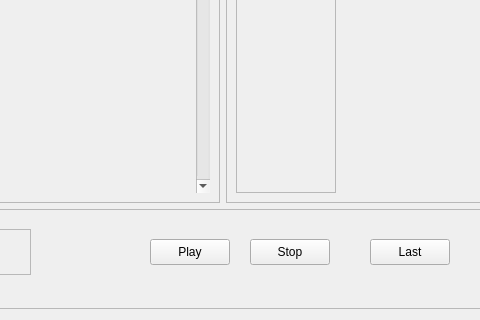
The window that SoundDrive/main.ui (Nmstr/SoundDrive) describes before a commit, drawn with Qt 5; both pictures show x 241 to 721 and y 481 to 801 of the 1280 by 801 pixel window.
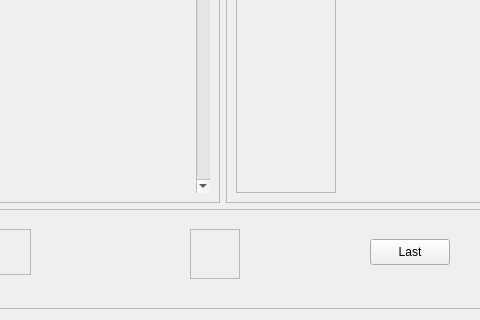
The same window after the commit.

Commit message: replaced 2 seperate play/pause btns with one

```diff
--- a/SoundDrive/main.ui
+++ b/SoundDrive/main.ui
@@ -286,32 +286,6 @@
      <property name="frameShadow">
       <enum>QFrame::Shadow::Raised</enum>
      </property>
-     <widget class="QPushButton" name="play_btn">
-      <property name="geometry">
-       <rect>
-        <x>380</x>
-        <y>30</y>
-        <width>80</width>
-        <height>26</height>
-       </rect>
-      </property>
-      <property name="text">
-       <string>Play</string>
-      </property>
-     </widget>
-     <widget class="QPushButton" name="stop_btn">
-      <property name="geometry">
-       <rect>
-        <x>480</x>
-        <y>30</y>
-        <width>80</width>
-        <height>26</height>
-       </rect>
-      </property>
-      <property name="text">
-       <string>Stop</string>
-      </property>
-     </widget>
      <widget class="QPushButton" name="last_btn">
       <property name="geometry">
        <rect>
@@ -385,6 +359,36 @@
       </property>
       <layout class="QHBoxLayout" name="horizontalLayout_4"/>
      </widget>
+     <widget class="QFrame" name="play_pause_btn_container">
+      <property name="geometry">
+       <rect>
+        <x>420</x>
+        <y>20</y>
+        <width>50</width>
+        <height>50</height>
+       </rect>
+      </property>
+      <property name="frameShape">
+       <enum>QFrame::Shape::StyledPanel</enum>
+      </property>
+      <property name="frameShadow">
+       <enum>QFrame::Shadow::Raised</enum>
+      </property>
+      <layout class="QHBoxLayout" name="horizontalLayout_5">
+       <property name="leftMargin">
+        <number>0</number>
+       </property>
+       <property name="topMargin">
+        <number>0</number>
+       </property>
+       <property name="rightMargin">
+        <number>0</number>
+       </property>
+       <property name="bottomMargin">
+        <number>0</number>
+       </property>
+      </layout>
+     </widget>
     </widget>
    </item>
   </layout>
```
The commit also changes 5 other files.
